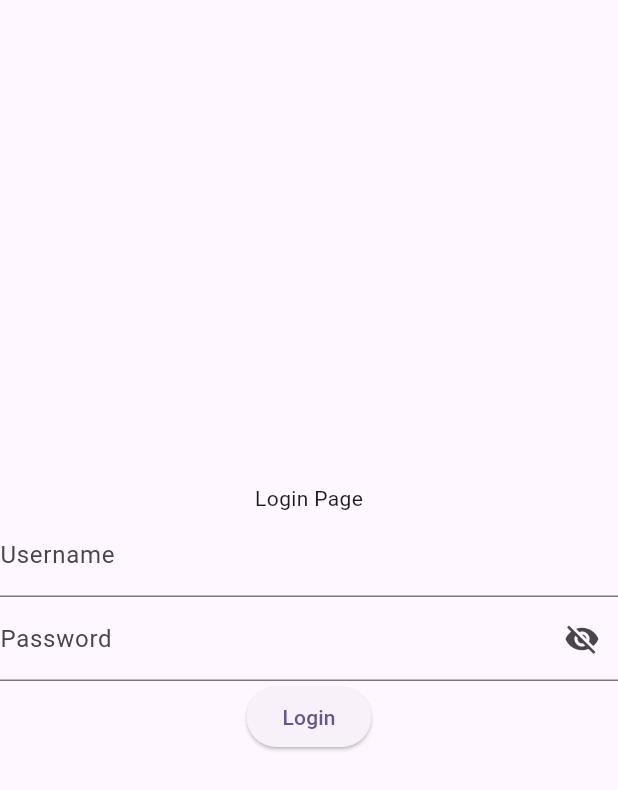
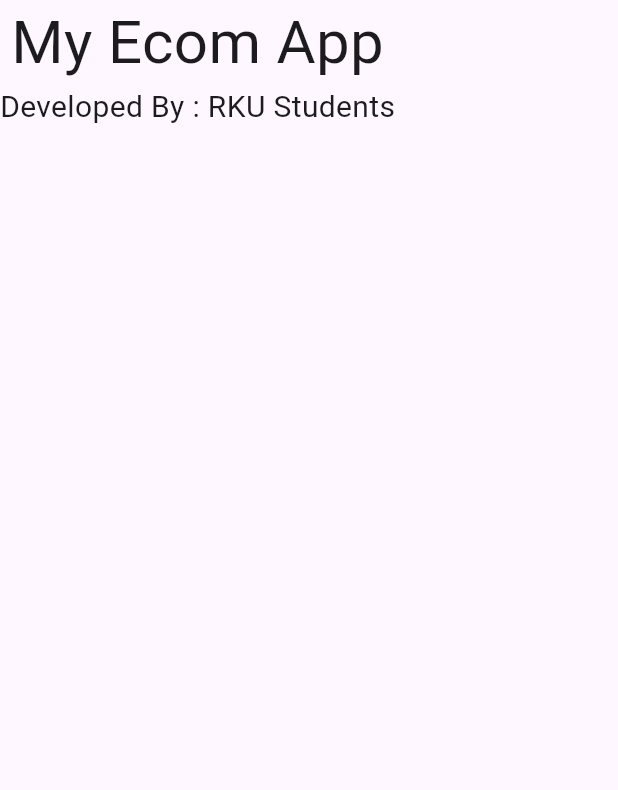
Before and after one commit to saarzooms/batch_cd_apps_rku_2024-25, a Flutter app: the screen it shows after launch, on a phone screen of 412 x 824 dp. Shown: the top 790 px of the screen. Run offline on Flutter 3.47's test engine with Material 3 defaults, Android fonts, the phone set to English and light mode, and no system bars.

Commit message:
ecom splash screen design

```diff
--- a/ecom_app/lib/main.dart
+++ b/ecom_app/lib/main.dart
@@ -1,6 +1,7 @@
 import 'package:flutter/material.dart';
 
 import 'screen/login_screen.dart';
+import 'screen/splash_screen.dart';
 
 void main() {
   runApp(const MyApp());
@@ -18,7 +19,7 @@ class MyApp extends StatelessWidget {
         colorScheme: ColorScheme.fromSeed(seedColor: Colors.deepPurple),
         useMaterial3: true,
       ),
-      home: LoginPage(),
+      home: SplashScreen(),
     );
   }
 }
--- /dev/null
+++ b/ecom_app/lib/screen/splash_screen.dart
@@ -0,0 +1,29 @@
+import 'package:flutter/material.dart';
+
+class SplashScreen extends StatefulWidget {
+  const SplashScreen({super.key});
+
+  @override
+  State<SplashScreen> createState() => _SplashScreenState();
+}
+
+class _SplashScreenState extends State<SplashScreen> {
+  @override
+  Widget build(BuildContext context) {
+    return Scaffold(
+        body: Column(children: [
+      Text(
+        'My Ecom App',
+        style: TextStyle(
+          fontSize: 40,
+        ),
+      ),
+      Text(
+        'Developed By : RKU Students',
+        style: TextStyle(
+          fontSize: 20,
+        ),
+      ),
+    ]));
+  }
+}
```
